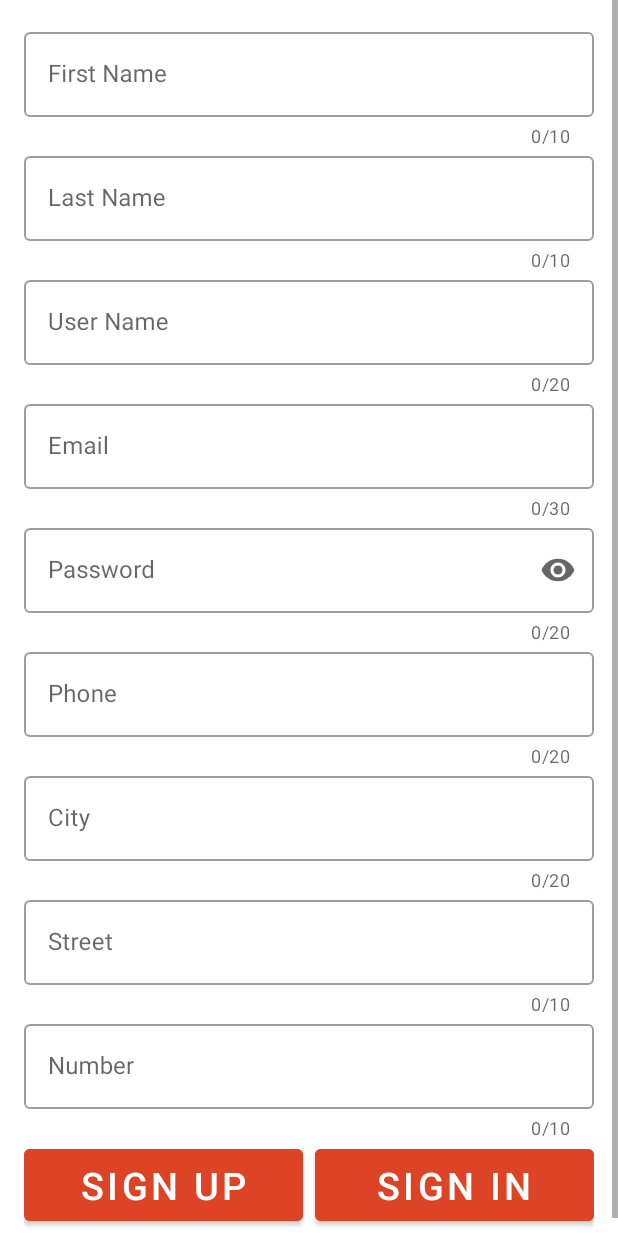
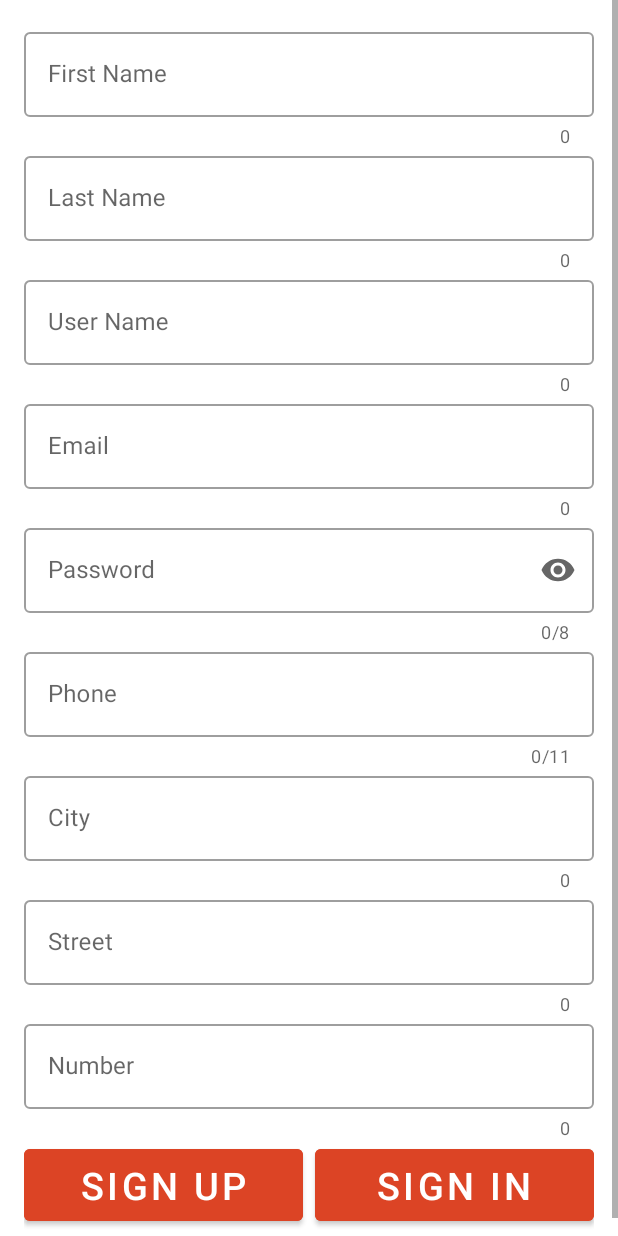
Before and after one commit to Ayaabed22/Store-Application, an Android app: the SignupFragment screen opened through its navigation route, on a phone screen of 412 x 824 dp. Run offline under Robolectric (Android 15) with nearby library versions, the phone set to English and light mode, and no system bars; our stand-ins replace data binding.

Commit message:
MAP-42 updating counter

```diff
--- a/app/src/main/res/layout/fragment_signup.xml
+++ b/app/src/main/res/layout/fragment_signup.xml
@@ -23,7 +23,6 @@
                 android:layout_height="wrap_content"
                 android:hint="@string/first_name"
                 app:endIconMode="clear_text"
-                app:counterMaxLength="10"
                 app:counterEnabled="true"
                 app:layout_constraintTop_toTopOf="parent"
                 app:layout_constraintEnd_toEndOf="parent"
@@ -43,7 +42,6 @@
                 android:layout_height="wrap_content"
                 android:hint="@string/last_name"
                 app:endIconMode="clear_text"
-                app:counterMaxLength="10"
                 app:counterEnabled="true"
                 app:layout_constraintTop_toBottomOf="@id/firstNameLayout"
                 app:layout_constraintStart_toStartOf="parent">
@@ -62,7 +60,6 @@
                 android:layout_height="wrap_content"
                 android:hint="@string/user_name"
                 app:endIconMode="clear_text"
-                app:counterMaxLength="20"
                 app:counterEnabled="true"
                 app:layout_constraintTop_toBottomOf="@id/lastNameLayout"
                 app:layout_constraintStart_toStartOf="parent">
@@ -81,7 +78,6 @@
                 android:layout_height="wrap_content"
                 android:hint="@string/email"
                 app:endIconMode="clear_text"
-                app:counterMaxLength="30"
                 app:counterEnabled="true"
                 app:layout_constraintTop_toBottomOf="@id/userNameLayout"
                 app:layout_constraintStart_toStartOf="parent">
@@ -100,7 +96,7 @@
                 android:layout_height="wrap_content"
                 android:hint="@string/password"
                 app:endIconMode="password_toggle"
-                app:counterMaxLength="20"
+                app:counterMaxLength="8"
                 app:counterEnabled="true"
                 app:layout_constraintTop_toBottomOf="@id/emailLayout"
                 app:layout_constraintStart_toStartOf="parent">
@@ -119,7 +115,7 @@
                 android:layout_height="wrap_content"
                 android:hint="@string/phone"
                 app:endIconMode="clear_text"
-                app:counterMaxLength="20"
+                app:counterMaxLength="11"
                 app:counterEnabled="true"
                 app:prefixText="+20"
                 app:layout_constraintTop_toBottomOf="@id/passwordLayout"
@@ -138,7 +134,6 @@
                 android:layout_height="wrap_content"
                 android:hint="@string/city"
                 app:endIconMode="clear_text"
-                app:counterMaxLength="20"
                 app:counterEnabled="true"
                 app:layout_constraintTop_toBottomOf="@id/phoneLayout"
                 app:layout_constraintStart_toStartOf="parent">
@@ -157,7 +152,6 @@
                 android:layout_height="wrap_content"
                 android:hint="@string/street"
                 app:endIconMode="clear_text"
-                app:counterMaxLength="10"
                 app:counterEnabled="true"
                 app:layout_constraintTop_toBottomOf="@id/cityLayout"
                 app:layout_constraintStart_toStartOf="parent">
@@ -176,7 +170,6 @@
                 android:layout_height="wrap_content"
                 android:hint="@string/number"
                 app:endIconMode="clear_text"
-                app:counterMaxLength="10"
                 app:counterEnabled="true"
                 app:layout_constraintTop_toBottomOf="@id/streetLayout"
                 app:layout_constraintStart_toStartOf="parent">
```
